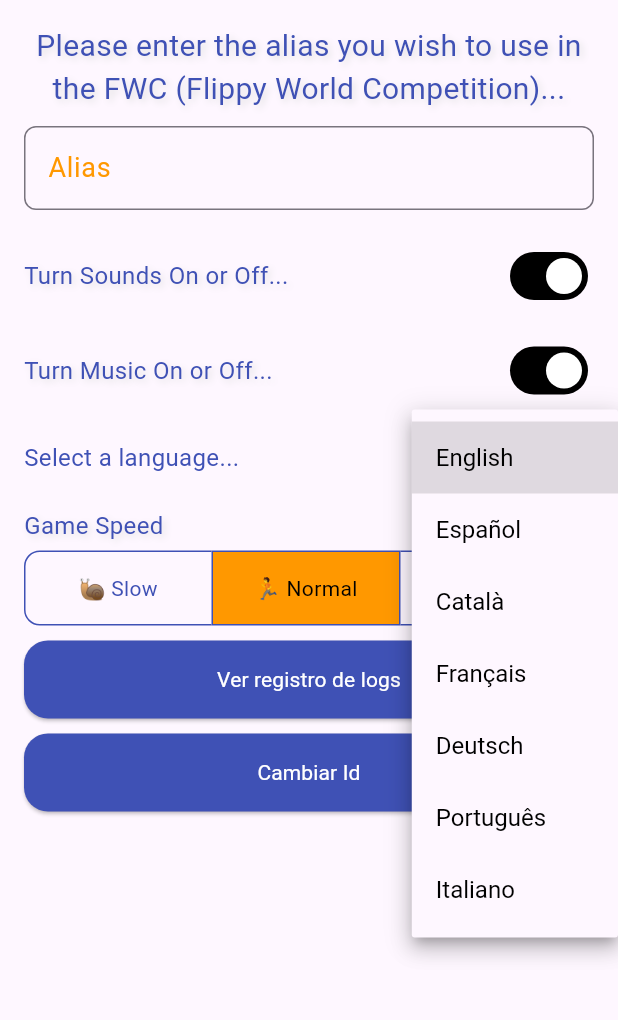
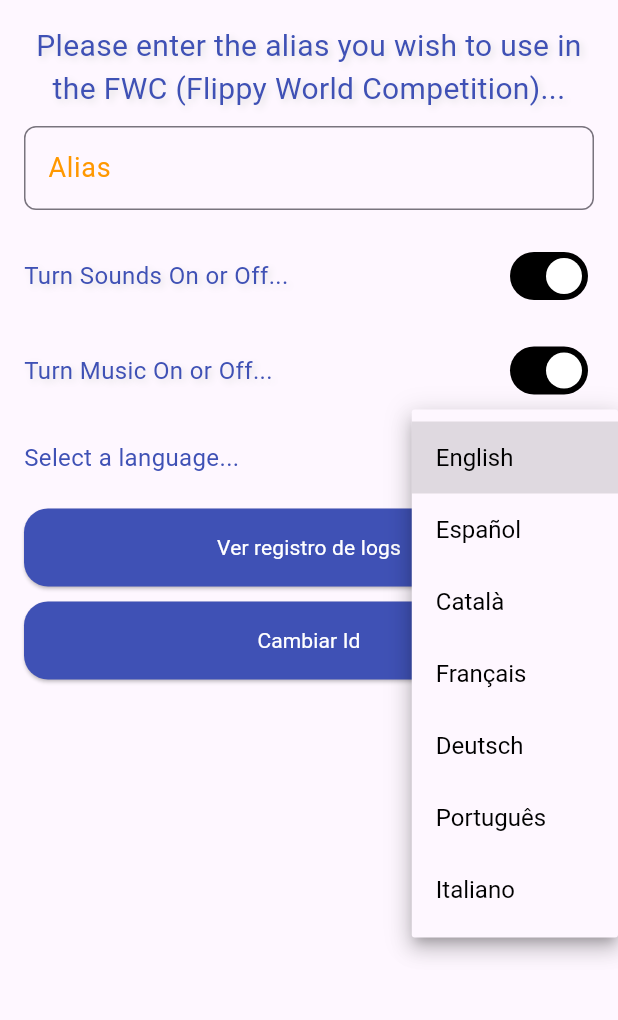
Before and after one commit to TangierDreams/flippy_pairs, a Flutter app: the screen it shows after launch, after a tap on "English", on a phone screen of 412 x 824 dp, the part 108-1128 px from its top. Run offline on Flutter 3.47's test engine with Material 3 defaults, Android fonts, the phone set to English and light mode, and no system bars; our stand-ins replace audioplayers, google_fonts, shared_preferences, supabase_flutter, synchronized; accounts and stored records are empty; network calls fail; Roboto replaces fonts that are missing (Chewy, Luckiest Guy).

Commit message:
03/11/2025

```diff
--- a/lib/PAGINAS/CONFIGURACION/pag_configuracion.dart
+++ b/lib/PAGINAS/CONFIGURACION/pag_configuracion.dart
@@ -27,13 +27,13 @@ class _PagConfiguracionState extends State<PagConfiguracion> {
   final TextEditingController _nombreUsuario = TextEditingController();
   bool _sonidoActivado = true;
   bool _musicaActivada = true;
-  int _velocidadJuego = 1;
+  //int _velocidadJuego = 1;
 
   // The current selected value, managed by the state
   //GameSpeed _selectedSpeed = GameSpeed.normal;
 
   // Helper list to track which button is selected (used by ToggleButtons)
-  final List<bool> _isSelected = [false, false, false];
+  //final List<bool> _isSelected = [false, false, false];
 
   // Function to convert GameSpeed enum to the index
   // int _getSpeedIndex(GameSpeed speed) {
@@ -206,87 +206,87 @@ class _PagConfiguracionState extends State<PagConfiguracion> {
                   //------------------------------------------------------------
                   // Aquí seleccionamos la velocidad del juego.
                   //------------------------------------------------------------
-                  Text(
-                    SrvTraducciones.get('Game Speed'),
-                    style: GoogleFonts.luckiestGuy(
-                      fontSize: 16,
-                      color: Colores.primero,
-                      shadows: [Shadow(blurRadius: 6, color: Colores.fondo, offset: const Offset(2, 2))],
-                    ),
-                  ),
+                  // Text(
+                  //   SrvTraducciones.get('Game Speed'),
+                  //   style: GoogleFonts.luckiestGuy(
+                  //     fontSize: 16,
+                  //     color: Colores.primero,
+                  //     shadows: [Shadow(blurRadius: 6, color: Colores.fondo, offset: const Offset(2, 2))],
+                  //   ),
+                  // ),
 
-                  const SizedBox(height: 5),
+                  // const SizedBox(height: 5),
 
-                  LayoutBuilder(
-                    builder: (context, constraints) {
-                      final double buttonWidth = (constraints.maxWidth - 8) / 3;
-                      return ToggleButtons(
-                        // 2. The Logic: Handle the selection change
-                        onPressed: (int index) {
-                          SrvSonidos.boton();
-                          setState(() {
-                            //Reset all to false, then set the tapped index to true
-                            for (int i = 0; i < _isSelected.length; i++) {
-                              _isSelected[i] = (i == index);
-                            }
-                            // Update your GameSpeed variable and save to SrvDiskette
-                            //_selectedSpeed = _velocidadJuego;
-                            SrvDiskette.guardarValor(DisketteKey.velocidadJuego, index);
-                          });
-                        },
+                  // LayoutBuilder(
+                  //   builder: (context, constraints) {
+                  //     final double buttonWidth = (constraints.maxWidth - 8) / 3;
+                  //     return ToggleButtons(
+                  //       // 2. The Logic: Handle the selection change
+                  //       onPressed: (int index) {
+                  //         SrvSonidos.boton();
+                  //         setState(() {
+                  //           //Reset all to false, then set the tapped index to true
+                  //           for (int i = 0; i < _isSelected.length; i++) {
+                  //             _isSelected[i] = (i == index);
+                  //           }
+                  //           // Update your GameSpeed variable and save to SrvDiskette
+                  //           //_selectedSpeed = _velocidadJuego;
+                  //           SrvDiskette.guardarValor(DisketteKey.velocidadJuego, index);
+                  //         });
+                  //       },
 
-                        // 3. The State: Which button is currently selected
-                        isSelected: _isSelected,
+                  //       // 3. The State: Which button is currently selected
+                  //       isSelected: _isSelected,
 
-                        // 4. Custom Styling (Matching your previous colors):
-                        borderColor: Colores.primero,
-                        selectedBorderColor: Colores.primero,
-                        fillColor: Colores.segundo,
-                        color: Colores.primero,
-                        selectedColor: Colores.negro,
-                        borderRadius: BorderRadius.circular(10.0),
+                  //       // 4. Custom Styling (Matching your previous colors):
+                  //       borderColor: Colores.primero,
+                  //       selectedBorderColor: Colores.primero,
+                  //       fillColor: Colores.segundo,
+                  //       color: Colores.primero,
+                  //       selectedColor: Colores.negro,
+                  //       borderRadius: BorderRadius.circular(10.0),
 
-                        // 1. The Children: Your three styled Text widgets
-                        children: <Widget>[
-                          SizedBox(
-                            width: buttonWidth,
-                            child: Padding(
-                              padding: const EdgeInsets.symmetric(horizontal: 8.0, vertical: 8.0),
-                              child: Text(
-                                SrvTraducciones.get('lento'),
-                                style: GoogleFonts.luckiestGuy(fontSize: 14),
-                                textAlign: TextAlign.center,
-                              ),
-                            ),
-                          ),
-                          SizedBox(
-                            width: buttonWidth,
-                            child: Padding(
-                              padding: const EdgeInsets.symmetric(horizontal: 8.0, vertical: 8.0),
-                              child: Text(
-                                SrvTraducciones.get('normal'),
-                                style: GoogleFonts.luckiestGuy(fontSize: 14),
-                                textAlign: TextAlign.center,
-                              ),
-                            ),
-                          ),
-                          SizedBox(
-                            width: buttonWidth,
-                            child: Padding(
-                              padding: const EdgeInsets.symmetric(horizontal: 8.0, vertical: 8.0),
-                              child: Text(
-                                SrvTraducciones.get('rapido'),
-                                style: GoogleFonts.luckiestGuy(fontSize: 14),
-                                textAlign: TextAlign.center,
-                              ),
-                            ),
-                          ),
-                        ],
-                      );
-                    },
-                  ),
+                  //       // 1. The Children: Your three styled Text widgets
+                  //       children: <Widget>[
+                  //         SizedBox(
+                  //           width: buttonWidth,
+                  //           child: Padding(
+                  //             padding: const EdgeInsets.symmetric(horizontal: 8.0, vertical: 8.0),
+                  //             child: Text(
+                  //               SrvTraducciones.get('lento'),
+                  //               style: GoogleFonts.luckiestGuy(fontSize: 14),
+                  //               textAlign: TextAlign.center,
+                  //             ),
+                  //           ),
+                  //         ),
+                  //         SizedBox(
+                  //           width: buttonWidth,
+                  //           child: Padding(
+                  //             padding: const EdgeInsets.symmetric(horizontal: 8.0, vertical: 8.0),
+                  //             child: Text(
+                  //               SrvTraducciones.get('normal'),
+                  //               style: GoogleFonts.luckiestGuy(fontSize: 14),
+                  //               textAlign: TextAlign.center,
+                  //             ),
+                  //           ),
+                  //         ),
+                  //         SizedBox(
+                  //           width: buttonWidth,
+                  //           child: Padding(
+                  //             padding: const EdgeInsets.symmetric(horizontal: 8.0, vertical: 8.0),
+                  //             child: Text(
+                  //               SrvTraducciones.get('rapido'),
+                  //               style: GoogleFonts.luckiestGuy(fontSize: 14),
+                  //               textAlign: TextAlign.center,
+                  //             ),
+                  //           ),
+                  //         ),
+                  //       ],
+                  //     );
+                  //   },
+                  // ),
 
-                  const SizedBox(height: 10),
+                  // const SizedBox(height: 10),
 
                   //---------------------------------------
                   // Botón para mostrar el archivo de logs:
@@ -325,8 +325,8 @@ class _PagConfiguracionState extends State<PagConfiguracion> {
     _nombreUsuario.text = SrvDiskette.leerValor(DisketteKey.deviceName, defaultValue: '');
     _sonidoActivado = SrvDiskette.leerValor(DisketteKey.sonidoActivado, defaultValue: true);
     _musicaActivada = SrvDiskette.leerValor(DisketteKey.musicaActivada, defaultValue: true);
-    _velocidadJuego = SrvDiskette.leerValor(DisketteKey.velocidadJuego, defaultValue: 1);
-    _isSelected.fillRange(0, 3, false);
-    _isSelected[_velocidadJuego] = true;
+    // _velocidadJuego = SrvDiskette.leerValor(DisketteKey.velocidadJuego, defaultValue: 1);
+    // _isSelected.fillRange(0, 3, false);
+    // _isSelected[_velocidadJuego] = true;
   }
 }
--- a/lib/PAGINAS/_HOME/pag_home.dart
+++ b/lib/PAGINAS/_HOME/pag_home.dart
@@ -1,6 +1,7 @@
 import 'dart:io';
 
 import 'package:flippy_pairs/PAGINAS/JUEGO/MODELOS/mod_juego.dart';
+import 'package:flippy_pairs/PROCEDIMIENTOS/SERVICIOS/srv_diskette.dart';
 import 'package:flippy_pairs/PROCEDIMIENTOS/SERVICIOS/srv_imagenes.dart';
 import 'package:flippy_pairs/PROCEDIMIENTOS/SERVICIOS/srv_logger.dart';
 import 'package:flippy_pairs/PROCEDIMIENTOS/SERVICIOS/srv_sonidos.dart';
@@ -10,6 +11,7 @@ import 'package:flippy_pairs/PROCEDIMIENTOS/SERVICIOS/srv_traducciones.dart';
 import 'package:flippy_pairs/PROCEDIMIENTOS/WIDGETS/wid_boton_standard.dart';
 import 'package:flutter/material.dart';
 import 'package:flippy_pairs/PROCEDIMIENTOS/WIDGETS/wid_toolbar.dart';
+import 'package:google_fonts/google_fonts.dart';
 
 class PagHome extends StatefulWidget {
   const PagHome({super.key});
@@ -19,10 +21,14 @@ class PagHome extends StatefulWidget {
 }
 
 class _PagHomeState extends State<PagHome> {
+  final List<bool> _isSelected = [false, false, false];
+
   @override
   void initState() {
     super.initState();
     SrvLogger.grabarLog('pag_home', 'initState()', 'Entramos en la pagina Home');
+    int velocidadJuego = SrvDiskette.leerValor(DisketteKey.velocidadJuego, defaultValue: 1);
+    _isSelected[velocidadJuego] = true;
   }
 
   @override
@@ -52,7 +58,7 @@ class _PagHomeState extends State<PagHome> {
               children: [
                 Text(SrvTraducciones.get('temas'), textAlign: TextAlign.center, style: Textos.textStyleOrange30),
 
-                const SizedBox(height: 15),
+                const SizedBox(height: 10),
 
                 //------------------------------------------------------------------
                 // Primera línea de imagenes
@@ -95,7 +101,7 @@ class _PagHomeState extends State<PagHome> {
                   ],
                 ),
 
-                const SizedBox(height: 15),
+                const SizedBox(height: 10),
 
                 //------------------------------------------------------------------
                 // Segunda línea de imagenes
@@ -138,11 +144,11 @@ class _PagHomeState extends State<PagHome> {
                   ],
                 ),
 
-                const SizedBox(height: 25),
+                const SizedBox(height: 15),
 
                 Text(SrvTraducciones.get('dificultad'), textAlign: TextAlign.center, style: Textos.textStyleOrange30),
 
-                const SizedBox(height: 15),
+                const SizedBox(height: 10),
 
                 //------------------------------------------------------------------
                 // Primera fila de niveles de juego:
@@ -200,7 +206,7 @@ class _PagHomeState extends State<PagHome> {
                   ],
                 ),
 
-                const SizedBox(height: 15),
+                const SizedBox(height: 10),
 
                 //------------------------------------------------------------------
                 // Segunda fila de niveles de juego:
@@ -258,7 +264,89 @@ class _PagHomeState extends State<PagHome> {
                   ],
                 ),
 
-                const SizedBox(height: 25),
+                const SizedBox(height: 15),
+
+                //--------------------------------------------------------------
+                // Aquí seleccionamos la velocidad del juego.
+                //--------------------------------------------------------------
+                Text(
+                  SrvTraducciones.get('velocidad_juego'),
+                  textAlign: TextAlign.center,
+                  style: Textos.textStyleOrange30,
+                ),
+
+                const SizedBox(height: 10),
+
+                LayoutBuilder(
+                  builder: (context, constraints) {
+                    final double buttonWidth = (constraints.maxWidth - 8) / 3;
+                    return ToggleButtons(
+                      // 2. The Logic: Handle the selection change
+                      onPressed: (int index) {
+                        SrvSonidos.boton();
+                        setState(() {
+                          //Reset all to false, then set the tapped index to true
+                          for (int i = 0; i < _isSelected.length; i++) {
+                            _isSelected[i] = (i == index);
+                          }
+                          // Update your GameSpeed variable and save to SrvDiskette
+                          //_selectedSpeed = _velocidadJuego;
+                          SrvDiskette.guardarValor(DisketteKey.velocidadJuego, index);
+                        });
+                      },
+
+                      // 3. The State: Which button is currently selected
+                      isSelected: _isSelected,
+
+                      // 4. Custom Styling (Matching your previous colors):
+                      borderColor: Colores.primero,
+                      selectedBorderColor: Colores.primero,
+                      fillColor: Colores.segundo,
+                      color: Colores.primero,
+                      selectedColor: Colores.negro,
+                      borderRadius: BorderRadius.circular(10.0),
+
+                      // 1. The Children: Your three styled Text widgets
+                      children: <Widget>[
+                        SizedBox(
+                          width: buttonWidth,
+                          child: Padding(
+                            padding: const EdgeInsets.symmetric(horizontal: 8.0, vertical: 8.0),
+                            child: Text(
+                              SrvTraducciones.get('lento'),
+                              style: GoogleFonts.luckiestGuy(fontSize: 14),
+                              textAlign: TextAlign.center,
+                            ),
+                          ),
+                        ),
+                        SizedBox(
+                          width: buttonWidth,
+                          child: Padding(
+                            padding: const EdgeInsets.symmetric(horizontal: 8.0, vertical: 8.0),
+                            child: Text(
+                              SrvTraducciones.get('normal'),
+                              style: GoogleFonts.luckiestGuy(fontSize: 14),
+                              textAlign: TextAlign.center,
+                            ),
+                          ),
+                        ),
+                        SizedBox(
+                          width: buttonWidth,
+                          child: Padding(
+                            padding: const EdgeInsets.symmetric(horizontal: 8.0, vertical: 8.0),
+                            child: Text(
+                              SrvTraducciones.get('rapido'),
+                              style: GoogleFonts.luckiestGuy(fontSize: 14),
+                              textAlign: TextAlign.center,
+                            ),
+                          ),
+                        ),
+                      ],
+                    );
+                  },
+                ),
+
+                const SizedBox(height: 15),
 
                 //------------------------------------------------------------------
                 // Botón para comenzar a jugar
@@ -274,7 +362,7 @@ class _PagHomeState extends State<PagHome> {
                   pNavegarA: '/game',
                 ),
 
-                const SizedBox(height: 25),
+                const SizedBox(height: 15),
 
                 //------------------------------------------------------------------
                 // Botón para ir a la configuración
--- a/lib/PROCEDIMIENTOS/SERVICIOS/srv_traducciones.dart
+++ b/lib/PROCEDIMIENTOS/SERVICIOS/srv_traducciones.dart
@@ -50,6 +50,7 @@ class SrvTraducciones {
     'lento': '🐌 Slow',
     'normal': '🏃 Normal',
     'rapido': '🚀 Fast',
+    'velocidad_juego': 'Game Speed',
   };
 
   static final Map<String, String> spanish = {
@@ -102,6 +103,7 @@ class SrvTraducciones {
     'lento': '🐌 Lento',
     'normal': '🏃 Normal',
     'rapido': '🚀 Rápido',
+    'velocidad_juego': 'Velocidad',
   };
 
   static final Map<String, String> catalan = {
@@ -153,6 +155,7 @@ class SrvTraducciones {
     'lento': '🐌 Lent',
     'normal': '🏃 Normal',
     'rapido': '🚀 Ràpid',
+    'velocidad_juego': 'Velocitat',
   };
 
   //----------------------------------------------------------------------------
```
